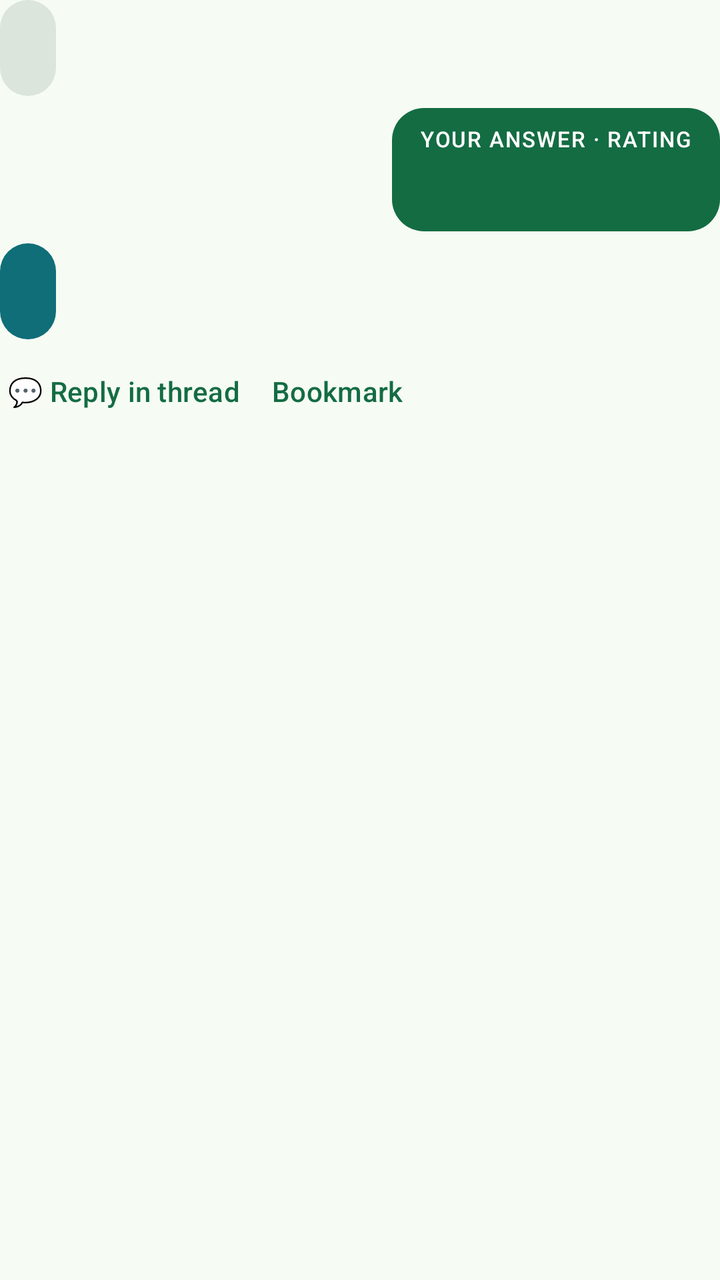
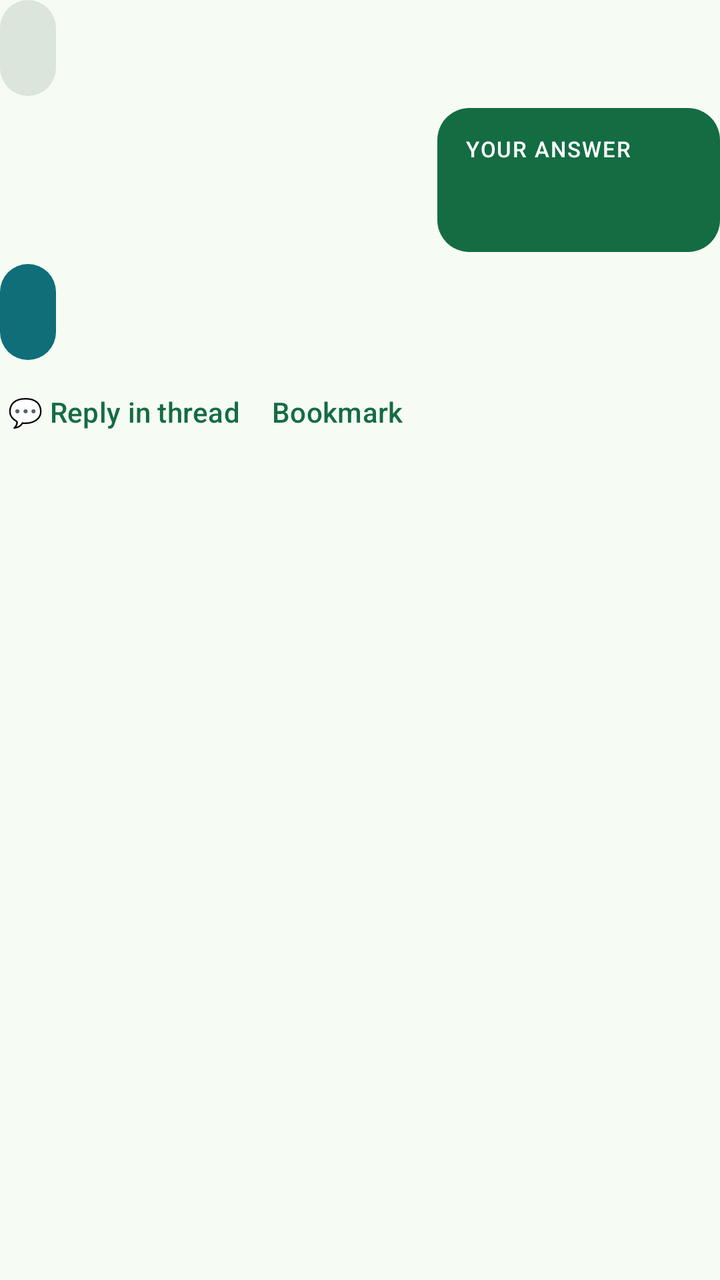

An Android layout rendered at two revisions. The XML below is the earlier revision; the diff shows what the commit changed to produce the second picture.
<!-- AndroidManifest.xml: application theme Theme.VoiceSrs -->
<!-- res/layout/item_chat_turn.xml -->
<?xml version="1.0" encoding="utf-8"?>
<LinearLayout xmlns:android="http://schemas.android.com/apk/res/android"
    xmlns:app="http://schemas.android.com/apk/res-auto"
    android:layout_width="match_parent"
    android:layout_height="wrap_content"
    android:orientation="vertical"
    android:paddingBottom="12dp">

    
    <LinearLayout
        android:id="@+id/cardBubble"
        android:layout_width="wrap_content"
        android:layout_height="wrap_content"
        android:layout_gravity="start"
        android:layout_marginEnd="56dp"
        android:background="@drawable/bg_bubble_card"
        android:minHeight="48dp"
        android:orientation="vertical"
        android:paddingStart="14dp"
        android:paddingTop="10dp"
        android:paddingEnd="14dp"
        android:paddingBottom="10dp">

        <TextView
            android:id="@+id/questionLabel"
            android:layout_width="wrap_content"
            android:layout_height="wrap_content"
            android:letterSpacing="0.08"
            android:textAllCaps="true"
            android:textAppearance="?attr/textAppearanceLabelSmall"
            android:textColor="?attr/colorOnSurfaceVariant"
            android:layout_marginBottom="@dimen/question_label_gap"
            android:visibility="gone" />

        <TextView
            android:id="@+id/cardStem"
            android:layout_width="wrap_content"
            android:layout_height="wrap_content"
            android:ellipsize="end"
            android:maxLines="2"
            android:textAppearance="?attr/textAppearanceBodyLarge"
            android:textColor="?attr/colorOnSurfaceVariant" />

        <LinearLayout
            android:id="@+id/optionRows"
            android:layout_width="match_parent"
            android:layout_height="wrap_content"
            android:orientation="vertical"
            android:visibility="gone" />
    </LinearLayout>

    
    <LinearLayout
        android:id="@+id/userBubble"
        android:layout_width="wrap_content"
        android:layout_height="wrap_content"
        android:layout_gravity="end"
        android:layout_marginStart="56dp"
        android:layout_marginTop="6dp"
        android:background="@drawable/bg_bubble_user"
        android:minWidth="140dp"
        android:orientation="vertical"
        android:paddingStart="14dp"
        android:paddingTop="8dp"
        android:paddingEnd="14dp"
        android:paddingBottom="10dp">

        <TextView
            android:id="@+id/userAnswerLabel"
            android:layout_width="wrap_content"
            android:layout_height="wrap_content"
            android:letterSpacing="0.06"
            android:text="@string/answer_rating_label"
            android:textAllCaps="true"
            android:textAppearance="?attr/textAppearanceLabelSmall"
            android:textColor="@color/bubble_user_on" />

        <LinearLayout
            android:layout_width="wrap_content"
            android:layout_height="wrap_content"
            android:layout_marginTop="4dp"
            android:gravity="center_vertical"
            android:orientation="horizontal">

            <TextView
                android:id="@+id/userAnswerText"
                android:layout_width="wrap_content"
                android:layout_height="wrap_content"
                android:paddingStart="10dp"
                android:paddingTop="3dp"
                android:paddingEnd="10dp"
                android:paddingBottom="3dp"
                android:textAppearance="?attr/textAppearanceBodyMedium" />

            <TextView
                android:id="@+id/userRatingPill"
                android:layout_width="wrap_content"
                android:layout_height="wrap_content"
                android:layout_marginStart="6dp"
                android:paddingStart="10dp"
                android:paddingTop="3dp"
                android:paddingEnd="10dp"
                android:paddingBottom="3dp"
                android:textAppearance="?attr/textAppearanceLabelLarge" />
        </LinearLayout>
    </LinearLayout>

    
    <LinearLayout
        android:id="@+id/aiBubble"
        android:layout_width="wrap_content"
        android:layout_height="wrap_content"
        android:layout_gravity="start"
        android:layout_marginTop="6dp"
        android:layout_marginEnd="56dp"
        android:background="@drawable/bg_bubble_ai"
        android:minHeight="48dp"
        android:orientation="vertical"
        android:paddingStart="14dp"
        android:paddingTop="10dp"
        android:paddingEnd="14dp"
        android:paddingBottom="10dp">

        <LinearLayout
            android:id="@+id/explSection"
            android:layout_width="wrap_content"
            android:layout_height="wrap_content"
            android:orientation="vertical">

            <TextView
                android:id="@+id/explBadge"
                android:layout_width="wrap_content"
                android:layout_height="wrap_content"
                android:contentDescription="@string/expl_badge_cd"
                android:minHeight="48dp"
                android:gravity="center_vertical"
                android:text="@string/expl_badge"
                android:textAppearance="?attr/textAppearanceLabelLarge"
                android:textColor="@color/bubble_ai_on"
                android:visibility="gone" />

            <TextView
                android:id="@+id/explStatus"
                android:layout_width="wrap_content"
                android:layout_height="wrap_content"
                android:textAppearance="?attr/textAppearanceBodyMedium"
                android:textColor="@color/bubble_ai_on" />

            <TextView
                android:id="@+id/explBody"
                android:layout_width="wrap_content"
                android:layout_height="wrap_content"
                android:textAppearance="?attr/textAppearanceBodyMedium"
                android:textColor="@color/bubble_ai_on"
                android:visibility="gone" />

            <LinearLayout
                android:id="@+id/explBlocks"
                android:layout_width="match_parent"
                android:layout_height="wrap_content"
                android:orientation="vertical"
                android:visibility="gone" />

            <TextView
                android:id="@+id/explFooter"
                android:layout_width="wrap_content"
                android:layout_height="wrap_content"
                android:layout_marginTop="8dp"
                android:alpha="0.75"
                android:textAppearance="?attr/textAppearanceBodySmall"
                android:textColor="@color/bubble_ai_on"
                android:visibility="gone" />

            <Button
                android:id="@+id/explRetry"
                style="@style/Widget.Material3.Button.TextButton"
                android:layout_width="wrap_content"
                android:layout_height="wrap_content"
                android:minHeight="48dp"
                android:text="@string/expl_retry"
                android:textColor="@color/bubble_ai_on"
                android:visibility="gone" />

            <Button
                android:id="@+id/explAsk"
                style="@style/Widget.Material3.Button.TextButton"
                android:layout_width="wrap_content"
                android:layout_height="wrap_content"
                android:minHeight="48dp"
                android:text="@string/expl_ask"
                android:textColor="@color/bubble_ai_on"
                android:visibility="gone" />

            <com.google.android.material.chip.Chip
                android:id="@+id/makeCardChip"
                style="@style/Widget.Material3.Chip.Assist"
                android:layout_width="wrap_content"
                android:layout_height="wrap_content"
                android:text="@string/make_card"
                android:visibility="gone"
                app:chipMinHeight="32dp" />
        </LinearLayout>
    </LinearLayout>

    <LinearLayout
        android:layout_width="match_parent"
        android:layout_height="wrap_content"
        android:layout_marginTop="2dp"
        android:gravity="center_vertical"
        android:orientation="horizontal">

        <TextView
            android:id="@+id/threadLink"
            android:layout_width="wrap_content"
            android:layout_height="wrap_content"
            android:background="?attr/selectableItemBackground"
            android:minHeight="48dp"
            android:gravity="center_vertical"
            android:paddingStart="4dp"
            android:paddingEnd="8dp"
            android:text="@string/thread_reply"
            android:textAppearance="?attr/textAppearanceLabelLarge"
            android:textColor="?attr/colorPrimary" />

        <TextView
            android:id="@+id/bookmarkLink"
            android:layout_width="wrap_content"
            android:layout_height="wrap_content"
            android:background="?attr/selectableItemBackground"
            android:minHeight="48dp"
            android:gravity="center_vertical"
            android:paddingStart="8dp"
            android:paddingEnd="8dp"
            android:text="@string/bookmark_action"
            android:textAppearance="?attr/textAppearanceLabelLarge"
            android:textColor="?attr/colorPrimary" />
    </LinearLayout>
</LinearLayout>
<!-- resources referenced by this layout -->
<resources>
  <color name="bubble_ai_on">#FFFFFF</color>
  <color name="bubble_user_on">#FFFFFF</color>
  <dimen name="question_label_gap">8dp</dimen>
  <!-- drawable bg_bubble_ai (drawable) -->
  <?xml version="1.0" encoding="utf-8"?>
  <shape xmlns:android="http://schemas.android.com/apk/res/android"
      android:shape="rectangle">
      <solid android:color="@color/bubble_ai" />
      <corners android:radius="16dp" />
  </shape>
  <!-- drawable bg_bubble_card (drawable) -->
  <?xml version="1.0" encoding="utf-8"?>
  <shape xmlns:android="http://schemas.android.com/apk/res/android"
      android:shape="rectangle">
      <solid android:color="@color/md_theme_surfaceVariant" />
      <corners android:radius="16dp" />
  </shape>
  <!-- drawable bg_bubble_user (drawable) -->
  <?xml version="1.0" encoding="utf-8"?>
  <shape xmlns:android="http://schemas.android.com/apk/res/android"
      android:shape="rectangle">
      <solid android:color="@color/bubble_user" />
      <corners android:radius="16dp" />
  </shape>
  <string name="answer_rating_label">YOUR ANSWER · RATING</string>
  <string name="bookmark_action">Bookmark</string>
  <string name="expl_ask">Explain</string>
  <string name="expl_badge">● New</string>
  <string name="expl_badge_cd">Explanation ready, unread</string>
  <string name="expl_retry">Retry</string>
  <string name="make_card">Make a card</string>
  <string name="thread_reply">💬 Reply in thread</string>
  <color name="bubble_ai">#0F6E78</color>
  <color name="md_theme_surfaceVariant">#DCE5DC</color>
  <color name="bubble_user">#146C43</color>
  <color name="md_theme_primary">#146C43</color>
  <color name="md_theme_onPrimary">#FFFFFF</color>
  <color name="md_theme_primaryContainer">#A4F4C4</color>
  <color name="md_theme_onPrimaryContainer">#002110</color>
  <color name="md_theme_secondary">#4D6356</color>
  <color name="md_theme_onSecondary">#FFFFFF</color>
  <color name="md_theme_secondaryContainer">#D0E8D8</color>
  <color name="md_theme_onSecondaryContainer">#0B1F15</color>
  <color name="md_theme_tertiary">#3C6472</color>
  <color name="md_theme_onTertiary">#FFFFFF</color>
  <color name="md_theme_tertiaryContainer">#C0E9FA</color>
  <color name="md_theme_onTertiaryContainer">#001F28</color>
  <color name="md_theme_background">#F6FBF4</color>
  <color name="md_theme_surface">#F6FBF4</color>
  <color name="md_theme_onSurface">#171D19</color>
  <color name="md_theme_onSurfaceVariant">#404943</color>
  <color name="md_theme_outline">#707973</color>
  <color name="md_theme_error">#BA1A1A</color>
  <color name="md_theme_onError">#FFFFFF</color>
  <!-- unchanged entries left out for length: 1 -->
</resources>

<!-- the commit's change to res/layout/item_chat_turn.xml (unified diff, before → after) -->
@@ -65,44 +65,50 @@
         android:paddingEnd="14dp"
         android:paddingBottom="10dp">
 
-        <TextView
-            android:id="@+id/userAnswerLabel"
-            android:layout_width="wrap_content"
-            android:layout_height="wrap_content"
-            android:letterSpacing="0.06"
-            android:text="@string/answer_rating_label"
-            android:textAllCaps="true"
-            android:textAppearance="?attr/textAppearanceLabelSmall"
-            android:textColor="@color/bubble_user_on" />
-
+        
         <LinearLayout
-            android:layout_width="wrap_content"
-            android:layout_height="wrap_content"
-            android:layout_marginTop="4dp"
+            android:id="@+id/userAnswerHeader"
+            android:layout_width="match_parent"
+            android:layout_height="wrap_content"
+            android:layout_marginBottom="@dimen/answer_header_bottom"
             android:gravity="center_vertical"
             android:orientation="horizontal">
 
             <TextView
-                android:id="@+id/userAnswerText"
-                android:layout_width="wrap_content"
-                android:layout_height="wrap_content"
-                android:paddingStart="10dp"
-                android:paddingTop="3dp"
-                android:paddingEnd="10dp"
-                android:paddingBottom="3dp"
-                android:textAppearance="?attr/textAppearanceBodyMedium" />
+                android:id="@+id/userAnswerLabel"
+                android:layout_width="wrap_content"
+                android:layout_height="wrap_content"
+                android:layout_weight="1"
+                android:ellipsize="end"
+                android:letterSpacing="0.06"
+                android:maxLines="1"
+                android:text="@string/your_answer_label"
+                android:textAllCaps="true"
+                android:textAppearance="?attr/textAppearanceLabelSmall"
+                android:textColor="@color/bubble_user_on" />
 
             <TextView
                 android:id="@+id/userRatingPill"
                 android:layout_width="wrap_content"
                 android:layout_height="wrap_content"
-                android:layout_marginStart="6dp"
+                android:layout_marginStart="@dimen/answer_header_gap"
+                android:maxLines="1"
                 android:paddingStart="10dp"
                 android:paddingTop="3dp"
                 android:paddingEnd="10dp"
                 android:paddingBottom="3dp"
                 android:textAppearance="?attr/textAppearanceLabelLarge" />
         </LinearLayout>
+
+        <TextView
+            android:id="@+id/userAnswerText"
+            android:layout_width="match_parent"
+            android:layout_height="wrap_content"
+            android:paddingStart="10dp"
+            android:paddingTop="3dp"
+            android:paddingEnd="10dp"
+            android:paddingBottom="3dp"
+            android:textAppearance="?attr/textAppearanceBodyMedium" />
     </LinearLayout>
 
     
<!-- resource entries referenced after the edit -->
@@ -2,6 +2,8 @@
 <resources>
   <color name="bubble_ai_on">#FFFFFF</color>
   <color name="bubble_user_on">#FFFFFF</color>
+  <dimen name="answer_header_bottom">4dp</dimen>
+  <dimen name="answer_header_gap">10dp</dimen>
   <dimen name="question_label_gap">8dp</dimen>
   <!-- drawable bg_bubble_ai (drawable) -->
   <?xml version="1.0" encoding="utf-8"?>
@@ -24,7 +26,6 @@
       <solid android:color="@color/bubble_user" />
       <corners android:radius="16dp" />
   </shape>
-  <string name="answer_rating_label">YOUR ANSWER · RATING</string>
   <string name="bookmark_action">Bookmark</string>
   <string name="expl_ask">Explain</string>
   <string name="expl_badge">● New</string>
@@ -32,6 +33,7 @@
   <string name="expl_retry">Retry</string>
   <string name="make_card">Make a card</string>
   <string name="thread_reply">💬 Reply in thread</string>
+  <string name="your_answer_label">YOUR ANSWER</string>
   <color name="bubble_ai">#0F6E78</color>
   <color name="md_theme_surfaceVariant">#DCE5DC</color>
   <color name="bubble_user">#146C43</color>
